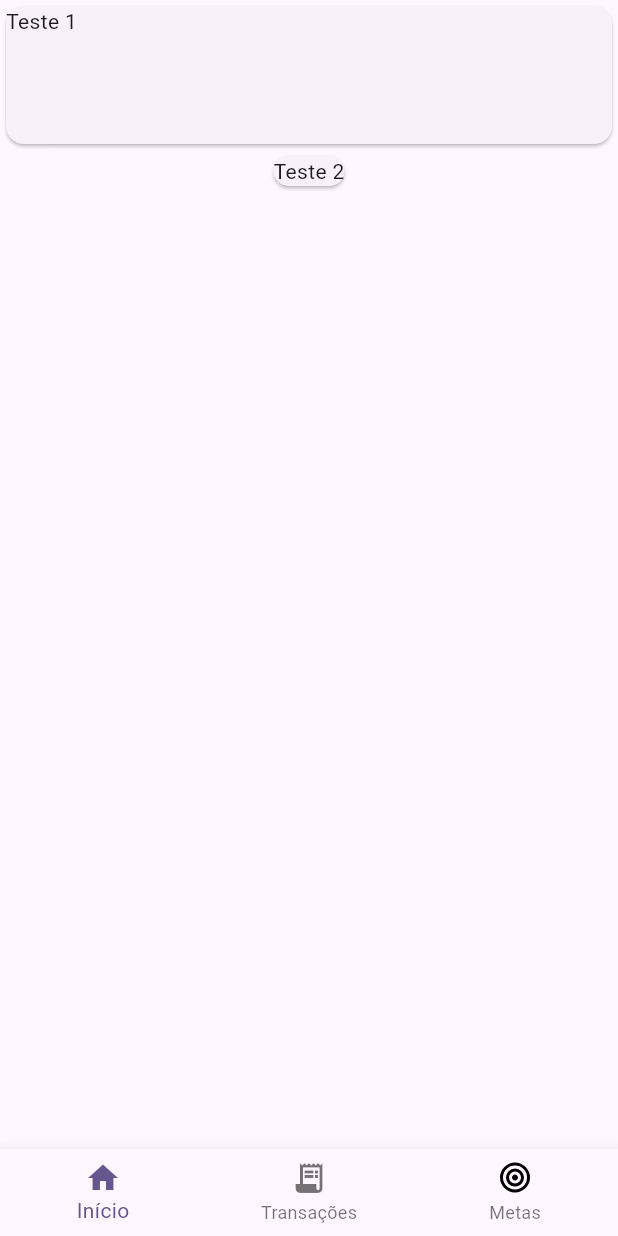
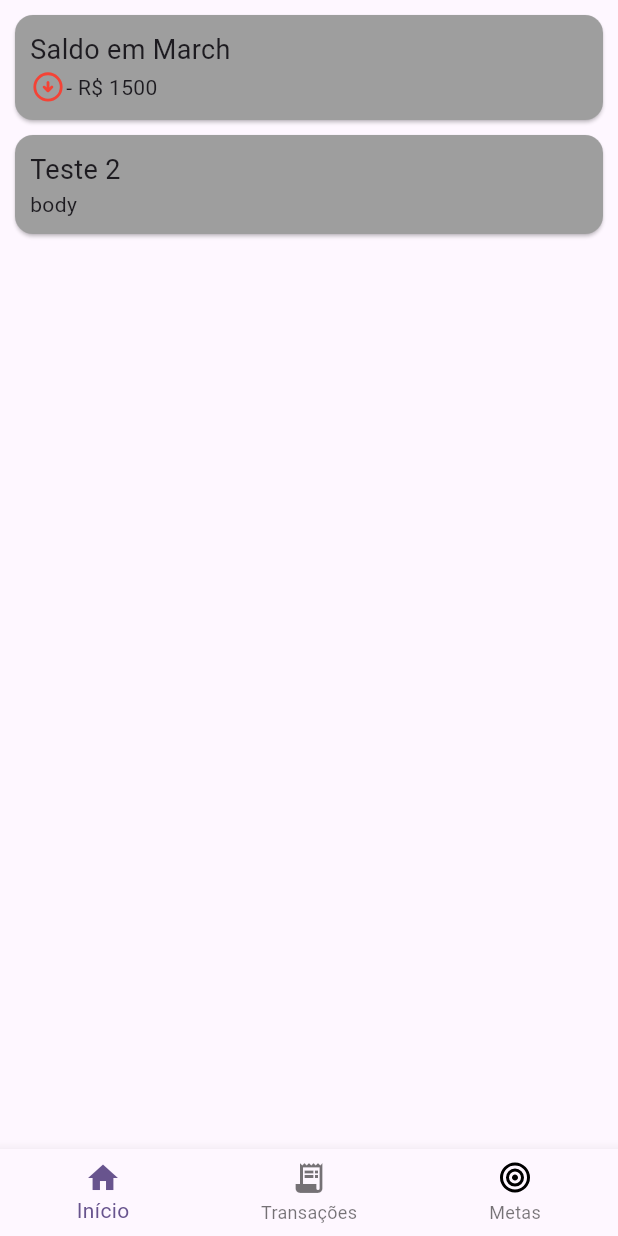
Before and after one commit to XxTaro/fintfitapp-mobile, a Flutter app: the screen it shows after launch, on a phone screen of 412 x 824 dp. Run offline on Flutter 3.47's test engine with Material 3 defaults, Android fonts, the phone set to English and light mode, and no system bars; our stand-ins replace flutter_svg.

Commit message:
###Added  - arrow circle up and down .svg assets  - main_page.dart file for initial page

```diff
--- a/lib/main.dart
+++ b/lib/main.dart
@@ -1,3 +1,4 @@
+import 'package:fin_fit_app_mobile/main_page.dart';
 import 'package:flutter/material.dart';
 import 'package:flutter_svg/flutter_svg.dart';
 
@@ -58,7 +59,7 @@ class MyHomePage extends StatefulWidget {
 class _MyHomePageState extends State<MyHomePage> {
   int _currentIndex = 0;
   List<Widget> body = [
-    const Icon(Icons.home),
+    const MainPage(),
     const Icon(Icons.receipt_long),
     SvgPicture.asset("assets/ic_target_24.svg", height: 24, width: 24)
   ];
@@ -83,37 +84,13 @@ class _MyHomePageState extends State<MyHomePage> {
             BottomNavigationBarItem(
                 label: "Metas",
                 icon: SvgPicture.asset("assets/ic_target_24.svg",
-                height: 24, width: 24)
+                    height: 24, width: 24)
             ),
           ],
         ),
-        body: SafeArea(
-
-          child: Center(
-            child: Column(
-              crossAxisAlignment: CrossAxisAlignment.center,
-              mainAxisAlignment: MainAxisAlignment.start,
-              children: [
-                Row(
-                  children: [
-                    Expanded(
-                      child: Container(
-                        height: 100,
-                        child: Card(
-                          borderOnForeground: true,
-                          child: Text("Teste 1"),
-                        ),
-                      ),
-                    )
-                  ],
-                ),
-                Card(
-                  borderOnForeground: true,
-                  child: Text("Teste 2"),
-                )
-              ],
-            ),
-          ),
-        ));
+        body: Center(
+          child: body[_currentIndex],
+        )
+    );
   }
 }
--- /dev/null
+++ b/lib/main_page.dart
@@ -0,0 +1,76 @@
+import 'package:flutter/material.dart';
+import 'package:flutter_svg/flutter_svg.dart';
+import 'package:intl/intl.dart';
+import 'package:intl/date_symbol_data_local.dart';
+
+class MainPage extends StatefulWidget {
+  const MainPage({super.key});
+
+  @override
+  State<MainPage> createState() => _MainPage();
+
+}
+
+class _MainPage extends State<MainPage> {
+  @override
+  Widget build(BuildContext context) {
+    return SafeArea(
+      child: Center(
+        child: Column(
+          crossAxisAlignment: CrossAxisAlignment.center,
+          mainAxisAlignment: MainAxisAlignment.start,
+          children: [
+            _buildCard("Saldo em " + returnMonth(DateTime.now()), resumedCurrentMonthCardBody(-1500.abs())),
+            _buildCard("Teste 2", Text("body")),
+          ],
+        ),
+      ),
+    );
+  }
+
+  Widget _buildCard(String header, Widget body) {
+    return Row(
+      children: [
+        Expanded(
+          child: SizedBox(
+            child: Card(
+              margin: const EdgeInsets.only(top: 10, left: 10, right: 10),
+              color: Colors.grey,
+              borderOnForeground: true,
+              child: Padding(
+                padding: const EdgeInsets.all(10),
+                child: Column(
+                  children: [
+                    Row(children: [Text(header, style: const TextStyle(fontSize: 18),)]),
+                    Row(children: [body]),
+                  ],
+                ),
+              ),
+            ),
+          )
+        )
+      ],
+    );
+  }
+
+  Widget resumedCurrentMonthCardBody(int currentMonthBalance) {
+    return Row(
+      crossAxisAlignment: CrossAxisAlignment.center,
+      children: [
+        if (currentMonthBalance > 0)...[
+          SvgPicture.asset("assets/ic_arrow_circle_up_24.svg", height: 24, width: 24, colorFilter: ColorFilter.mode(Colors.green, BlendMode.srcIn),),
+          Text("R\$ $currentMonthBalance")
+        ]
+        else ...[
+          SvgPicture.asset("assets/ic_arrow_circle_down_24.svg", height: 24, width: 24, colorFilter: ColorFilter.mode(Colors.red, BlendMode.srcIn),),
+          Text("- R\$ ${currentMonthBalance.abs()}")
+        ]
+      ],
+    );
+  }
+
+  String returnMonth(DateTime date) {
+    initializeDateFormatting();
+    return DateFormat.MMMM().format(date);
+  }
+}
--- a/pubspec.yaml
+++ b/pubspec.yaml
@@ -36,6 +36,7 @@ dependencies:
   # The following adds the Cupertino Icons font to your application.
   # Use with the CupertinoIcons class for iOS style icons.
   cupertino_icons: ^1.0.6
+  intl: ^0.19.0
 
 dev_dependencies:
   flutter_test:
@@ -60,6 +61,8 @@ flutter:
   uses-material-design: true
   assets:
     - assets/ic_target_24.svg
+    - assets/ic_arrow_circle_up_24.svg
+    - assets/ic_arrow_circle_down_24.svg
 
   # To add assets to your application, add an assets section, like this:
   # assets:
```
Also changed, not shown: assets/ic_arrow_circle_down_24.svg (added), assets/ic_arrow_circle_up_24.svg (added), pubspec.lock.
